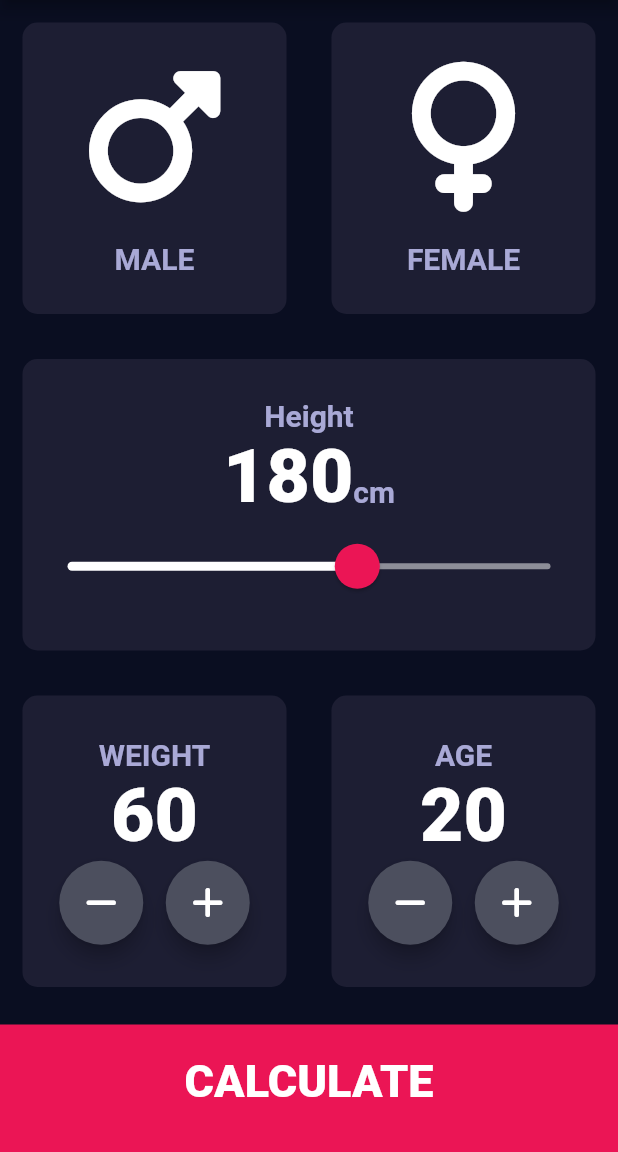
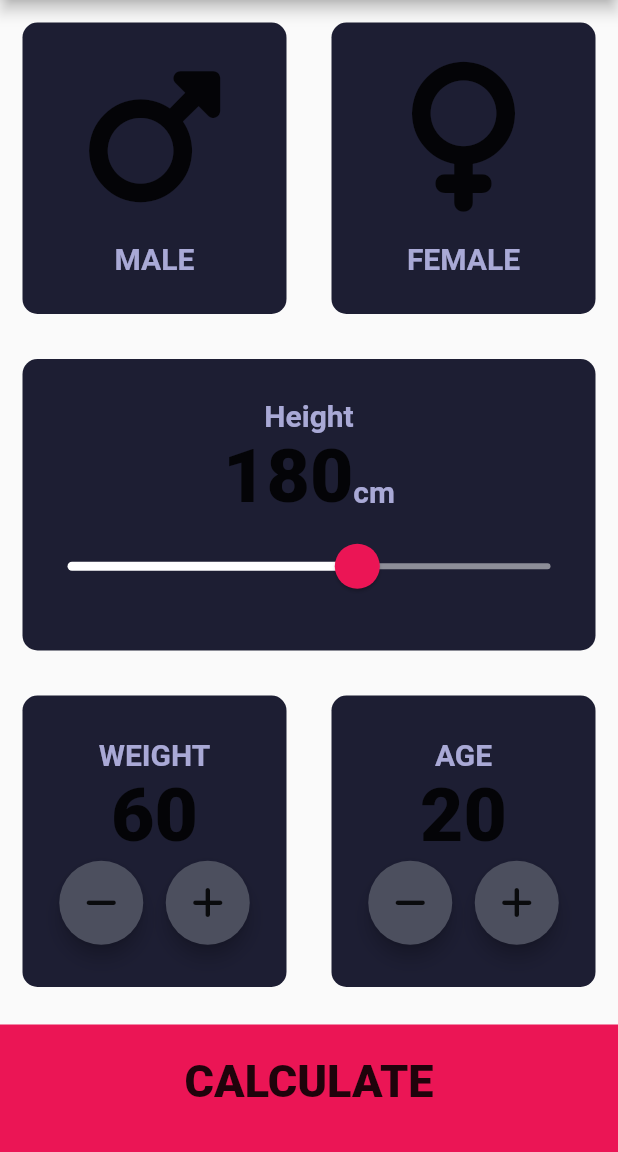
Before and after one commit to pkrenn/wia-bmi-calculator, a Flutter app: the screen it shows after launch, on a phone screen of 412 x 824 dp, the part 84-1236 px from its top. Run offline on Flutter 3.47's test engine with Material 2 defaults, Android fonts, the phone set to English and light mode, and no system bars; our stand-ins replace font_awesome_flutter.

Commit message:
Removed Theme

```diff
--- a/lib/main.dart
+++ b/lib/main.dart
@@ -7,9 +7,6 @@ class BMICalculator extends StatelessWidget {
   @override
   Widget build(BuildContext context) {
     return MaterialApp(
-      theme: ThemeData.dark().copyWith(
-        scaffoldBackgroundColor: Color(0xFF0A0E21),
-      ),
       home: InputPage(),
     );
   }
```
